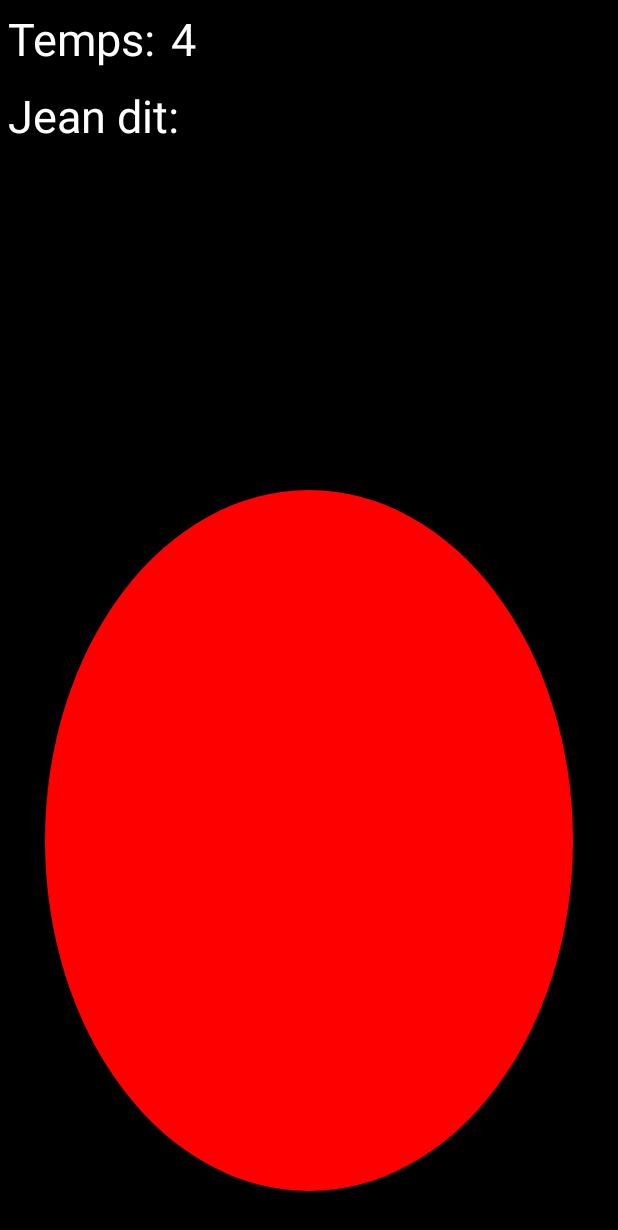
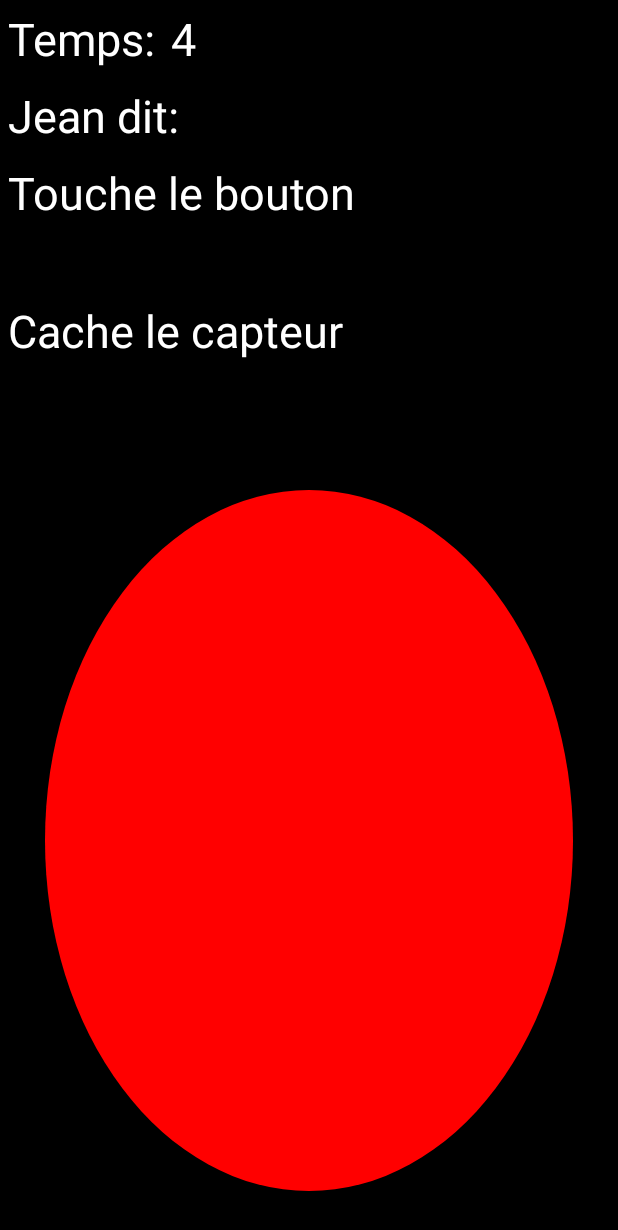
Before and after one commit to Rumply/Technologie_jeu, an Android app: the screen it shows after launch (Tutoriel), after a tap on "Tutoriel", on a phone screen of 412 x 824 dp. Shown: the top 1230 px of the screen. Run offline under Robolectric (Android 15) with nearby library versions, the phone set to English and light mode, and no system bars.

Commit message:
Modification du tutoriel et ben des choses

```diff
--- /dev/null
+++ b/app/src/main/java/ca/cegepdrummond/technologie_jeu/Capteur.java
@@ -0,0 +1,45 @@
+package ca.cegepdrummond.technologie_jeu;
+
+import android.content.Context;
+import android.hardware.Sensor;
+import android.hardware.SensorEvent;
+import android.hardware.SensorEventListener;
+import android.hardware.SensorManager;
+
+/**
+ * Created by Guillaume on 2016-10-19.
+ */
+
+public class Capteur {
+
+    private static Capteur capteur = new Capteur();
+
+    private boolean is_capteur_cacher;
+    private boolean is_bouton_toucher;
+
+    private Capteur() {
+        setIs_bouton_toucher(false);
+        setIs_capteur_cacher(false);
+    }
+
+    public static Capteur getInstance(){
+        return capteur;
+    }
+
+    public boolean is_capteur_cacher() {
+        return is_capteur_cacher;
+    }
+
+    public void setIs_capteur_cacher(boolean is_capteur_cacher) {
+        this.is_capteur_cacher = is_capteur_cacher;
+    }
+
+    public boolean is_bouton_toucher() {
+        return is_bouton_toucher;
+    }
+
+    public void setIs_bouton_toucher(boolean is_bouton_toucher) {
+        this.is_bouton_toucher = is_bouton_toucher;
+    }
+
+}
--- /dev/null
+++ b/app/src/main/java/ca/cegepdrummond/technologie_jeu/DecompteTimer.java
@@ -0,0 +1,84 @@
+package ca.cegepdrummond.technologie_jeu;
+
+import android.os.CountDownTimer;
+import android.widget.TextView;
+
+/**
+ * Created by Guillaume on 2016-10-18.
+ */
+
+public class DecompteTimer extends CountDownTimer {
+
+    private int secondsUntilFinished;
+    private TextView mTextView_countDown;
+
+    private boolean is_visible;
+    private boolean is_timerFini;
+
+    private Jean mjeu;
+    private Capteur capteurs;
+
+    public DecompteTimer(int seconde, boolean is_visible, TextView coundDown, Jean jeu) {
+        super(seconde*1000, 1000);
+        this.is_visible = is_visible;
+        mTextView_countDown = coundDown;
+        capteurs = Capteur.getInstance();
+        mjeu = jeu;
+    }
+
+    @Override
+    public void onTick(long millisUntilFinished) {
+        int secondsTemp = Math.round(millisUntilFinished / 1000);
+        if (secondsUntilFinished != secondsTemp){
+            secondsUntilFinished = secondsTemp;
+            if (is_visible){
+                set_Time(secondsUntilFinished);
+            }
+        }
+    }
+
+    @Override
+    public void onFinish() {
+        mTextView_countDown.setText("0");
+        is_timerFini = true;
+        verification();
+    }
+
+    private void set_Time(long time){
+        if (is_visible)
+            mTextView_countDown.setText(String.valueOf(time));
+    }
+
+    private void verification() {
+        if (mjeu.get_jeanCacheCapteur() == capteurs.is_capteur_cacher()){
+            if (mjeu.get_jeanToucheBouton() == capteurs.is_bouton_toucher()){
+                get_mTextTimer().setText("Bravo");
+            }
+        }
+    }
+
+    public boolean is_visible() {
+        return is_visible;
+    }
+
+    public void setIs_visible(boolean is_visible) {
+        this.is_visible = is_visible;
+    }
+
+    public boolean is_timerFini() {
+        return is_timerFini;
+    }
+
+    public void setIs_timerFini(boolean is_timerFini) {
+        this.is_timerFini = is_timerFini;
+    }
+
+    public TextView get_mTextTimer() {
+        return mTextView_countDown;
+    }
+
+    public void set_mTextTimer(TextView mTextTimer) {
+        this.mTextView_countDown = mTextTimer;
+    }
+
+}
--- a/app/src/main/java/ca/cegepdrummond/technologie_jeu/JeuActivity.java
+++ b/app/src/main/java/ca/cegepdrummond/technologie_jeu/JeuActivity.java
@@ -18,6 +18,7 @@ public class JeuActivity  extends Activity implements SensorEventListener {
 
     protected CanvasView customCanvas;
     protected TextView mTextTimer;
+    protected TextView mTextJean;
     protected TextView mTextTouch;
     protected TextView mTextCapteur;
 
@@ -27,11 +28,9 @@ public class JeuActivity  extends Activity implements SensorEventListener {
     protected CountDownTimer timer;
     protected boolean is_timerFini;
     protected boolean joueur_a_fait_erreur;
+    protected Capteur capteurs;
 
-    protected boolean is_capteur_cacher;
-    protected boolean is_bouton_toucher;
-
-    protected FonctionsJeu jeu;
+    protected Jean jeu;
 
 
 
@@ -45,6 +44,7 @@ public class JeuActivity  extends Activity implements SensorEventListener {
         customCanvas.setBackground(this.getDrawable(R.drawable.shape));
 
         mTextTimer = (TextView) findViewById(R.id.countDown_label);
+        mTextJean = (TextView) findViewById(R.id.succes_label);
         mTextTouch = (TextView) findViewById(R.id.touchState_label);
         mTextCapteur = (TextView) findViewById(R.id.capteurState_label);
 
@@ -54,21 +54,20 @@ public class JeuActivity  extends Activity implements SensorEventListener {
         mSensorManager = (SensorManager) getSystemService(Context.SENSOR_SERVICE);
         mProximity = mSensorManager.getDefaultSensor(Sensor.TYPE_PROXIMITY);
 
-        is_capteur_cacher = false;
-        is_bouton_toucher = false;
         is_timerFini = true;
         joueur_a_fait_erreur = true;
 
-        jeu = new FonctionsJeu();
+        jeu = new Jean();
+        capteurs = Capteur.getInstance();
     }
 
     @Override
     public void onSensorChanged(SensorEvent event) {
         if (event.sensor.getType() == Sensor.TYPE_PROXIMITY) {
             if (event.values[0] == 0){
-                is_capteur_cacher = true;
+                capteurs.setIs_capteur_cacher(true);
             }else{
-                is_capteur_cacher = false;
+                capteurs.setIs_capteur_cacher(false);
             }
 
         }
@@ -91,44 +90,5 @@ public class JeuActivity  extends Activity implements SensorEventListener {
         mSensorManager.unregisterListener(this);
     }
 
-    protected boolean nouveauTimer(int temps){
 
-        is_timerFini = false;
-        mTextTimer.setText(R.string.msg_temps_timer);
-        mTextTimer.append(String.valueOf(temps));
-        timer = new CountDownTimer(temps*1000, 1000) {
-
-            private int secondsUntilFinished = -1;
-
-            @Override
-            public void onTick(long millisUntilFinished) {
-                int secondsTemp = Math.round(millisUntilFinished / 1000);
-                if (secondsUntilFinished != secondsTemp){
-                    secondsUntilFinished = secondsTemp;
-                    mTextTimer.setText(String.valueOf(secondsUntilFinished));
-                }
-            }
-
-            @Override
-            public void onFinish() {
-                mTextTimer.setText("0");
-                is_timerFini = true;
-                verification();
-            }
-        };
-
-        return true;
-    }
-
-    protected void verification() {
-        if (jeu.get_jeanCacheCapteur() == is_capteur_cacher){
-            if (jeu.get_jeanToucheBouton() == is_bouton_toucher){
-                mTextCapteur.setText("Bravo");
-            }
-        }else{
-            if (!is_timerFini){
-                joueur_a_fait_erreur = false;
-            }
-        }
-    }
 }
--- a/app/src/main/java/ca/cegepdrummond/technologie_jeu/Tutoriel.java
+++ b/app/src/main/java/ca/cegepdrummond/technologie_jeu/Tutoriel.java
@@ -17,9 +17,15 @@ import java.util.concurrent.ExecutionException;
  * Created by Rumpl_000 on 2016-10-14.
  */
 
-public class Tutoriel extends JeuActivity{
+interface startFunction
+{
+    public void start();
+}
+
+public class Tutoriel extends JeuActivity implements startFunction{
 
     private int countTutoFini;
+    private DecompteTimer timer;
     private boolean tutoCommencer = false;
 
 
@@ -35,28 +41,48 @@ public class Tutoriel extends JeuActivity{
         tutoriel1();
     }
 
-
-
-    private boolean tutoriel1() {
-        boolean reussi = false;
-        nouveauTimer(5);
+    public void partirTimer(int temps, boolean is_visible){
+        timer = new DecompteTimer(temps,is_visible,mTextTimer, jeu);
         timer.start();
-
-        return reussi;
     }
 
-    private boolean tutoriel2(){
-        boolean reussi = false;
+    public void jeanDit(boolean cacherCapteur, boolean toucherEcran){
+        if (cacherCapteur){
+            jeu.set_jeanCacheCapteur(true);
+            mTextCapteur.setText(R.string.jean_dit_capteur_true);
+        }else{
+            jeu.set_jeanCacheCapteur(false);
+            mTextCapteur.setText(R.string.jean_dit_capteur_false);
+        }
 
-        return reussi;
+        if (toucherEcran){
+            jeu.set_jeanToucheBouton(true);
+            mTextTouch.setText(R.string.jean_dit_touch_true);
+        }else {
+            jeu.set_jeanToucheBouton(false);
+            mTextTouch.setText(R.string.jean_dit_touch_false);
+        }
     }
 
-    private boolean tutoriel3(){
-        boolean reussi = false;
+    private void tutoriel1() {
+        jeu.set_jeanCacheCapteur(true);
+        mTextCapteur.setText(R.string.jean_dit_capteur_true);
+        jeu.set_jeanToucheBouton(false);
+        mTextTouch.setText(R.string.jean_dit_touch_false);
 
-        nouveauTimer(5);
-        timer.start();
-        return reussi;
+        tutoriel2();
+    }
+
+    private void tutoriel2(){
+        jeanDit(false, true);
+        partirTimer(5, true);
+
+        tutoriel3();
+    }
+
+    private void tutoriel3(){
+        jeanDit(true, true);
+        partirTimer(5, true);
     }
 
     private boolean tutoriel4(){
--- a/app/src/main/res/layout/activity_jeu.xml
+++ b/app/src/main/res/layout/activity_jeu.xml
@@ -28,24 +28,43 @@
             android:layout_height="wrap_content"
             android:layout_width="wrap_content"
             android:textAppearance="?android:attr/textAppearanceLarge"
-            android:text="s"
+            android:text=""
             android:id="@+id/countDown_label"
             android:textSize="@dimen/msg_state_size"
             android:textColor="@color/colorText"
             android:layout_margin="5dp" />
+
     </LinearLayout>
 
+    <LinearLayout
+        android:layout_width="match_parent"
+        android:layout_height="wrap_content"
+        android:layout_alignParentEnd="true"
+        android:orientation="horizontal"
+        android:id="@+id/Jean_layout"
+        android:layout_below="@id/CountDown_layout">
 
         <TextView
-        android:layout_width="match_parent"
+            android:layout_width="wrap_content"
             android:layout_height="wrap_content"
             android:textAppearance="?android:attr/textAppearanceLarge"
             android:text="@string/msgTop_touchscreen"
             android:id="@+id/msgTop_label"
             android:textSize="@dimen/msg_state_size"
             android:textColor="@color/colorText"
-        android:layout_margin="5dp"
-        android:layout_below="@id/CountDown_layout"/>
+            android:layout_margin="5dp" />
+
+        <TextView
+            android:layout_height="wrap_content"
+            android:layout_width="wrap_content"
+            android:textAppearance="?android:attr/textAppearanceLarge"
+            android:text=""
+            android:id="@+id/succes_label"
+            android:textSize="@dimen/msg_state_size"
+            android:textColor="@color/colorText"
+            android:layout_margin="5dp" />
+
+    </LinearLayout>
 
     <TextView
         android:layout_width="match_parent"
@@ -53,7 +72,7 @@
         android:textAppearance="?android:attr/textAppearanceLarge"
         android:id="@+id/touchState_label"
         android:textSize="@dimen/msg_state_size"
-        android:layout_below="@id/msgTop_label"
+        android:layout_below="@id/Jean_layout"
         android:textColor="@color/colorText"
         android:layout_margin="5dp"/>
 
```
Also changed, not shown: app/src/main/java/ca/cegepdrummond/technologie_jeu/CanvasView.java (+7 -4 lines), app/src/main/java/ca/cegepdrummond/technologie_jeu/Jean.java (renamed from app/src/main/java/ca/cegepdrummond/technologie_jeu/FonctionsJeu.java, +3 -27 lines). Lines whose indentation alone changed are shown as unchanged.
